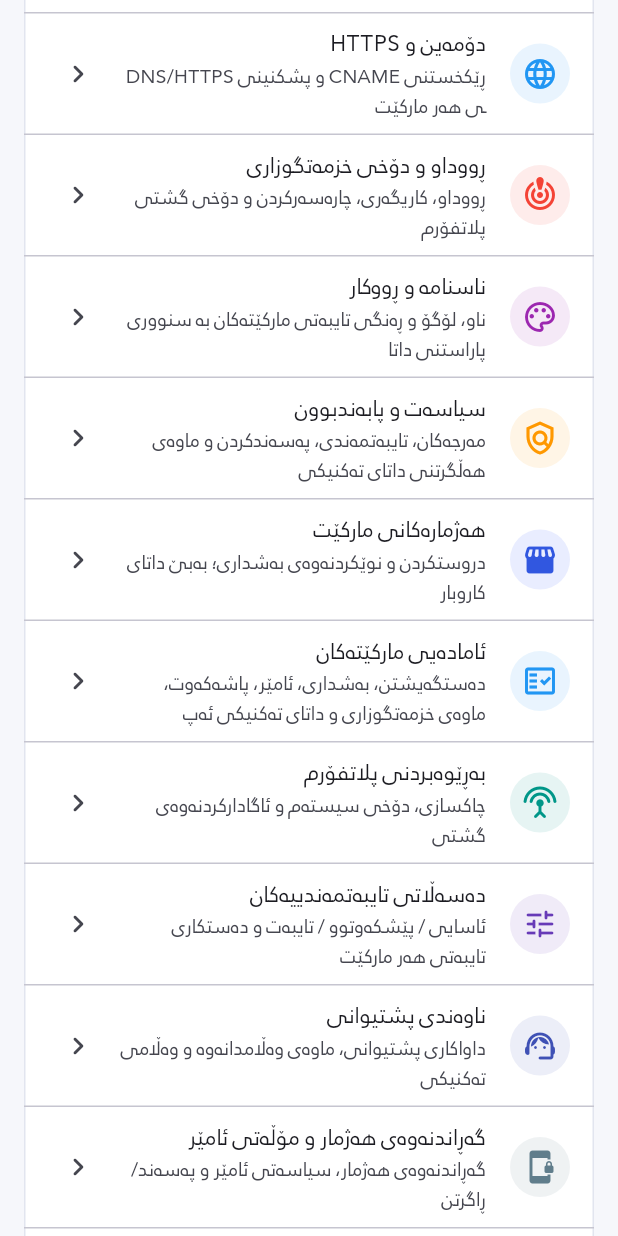
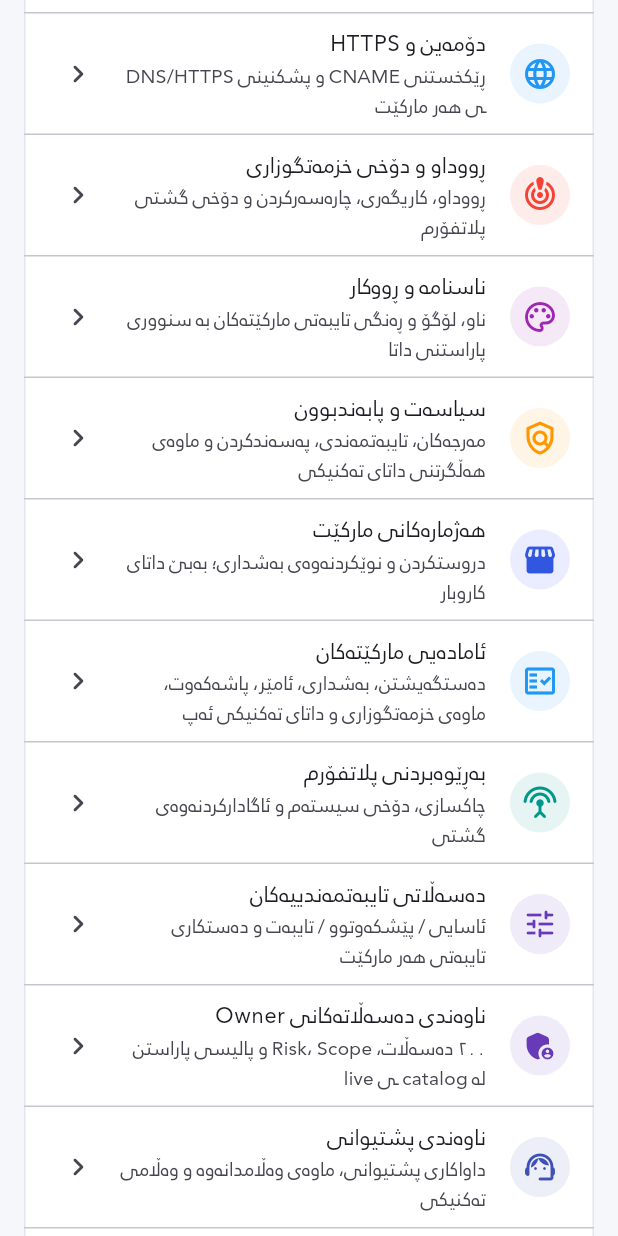
Before and after one commit to arambarzani07/zhiroxVIPuser, a Flutter app: the _OwnerHome screen opened directly with empty values, scrolled down 576 dp, on a phone screen of 412 x 824 dp. Run offline on Flutter 3.47's test engine with Material 3 defaults, Android fonts, the phone set to English and light mode, and no system bars; our stand-ins replace connectivity_plus, file_picker, flutter_image_compress, flutter_local_notifications, image_picker, pdf and 6 more; missing offline and left inert: workmanager; accounts and stored records are empty; network calls fail; statements that could not run were skipped.

Commit message:
Expose Owner permission center in dashboard

```diff
--- a/lib/screens/auth/owner_dashboard.dart
+++ b/lib/screens/auth/owner_dashboard.dart
@@ -16,6 +16,7 @@ import 'package:zhirox/screens/auth/owner_security_center_screen.dart';
 import 'package:zhirox/screens/auth/owner_support_center_screen.dart';
 import 'package:zhirox/screens/auth/owner_operations_center_screen.dart';
 import 'package:zhirox/screens/auth/owner_entitlements_center_screen.dart';
+import 'package:zhirox/screens/auth/owner_permission_center_screen.dart';
 import 'package:zhirox/screens/auth/owner_recovery_device_center_screen.dart';
 import 'package:zhirox/screens/auth/owner_backup_resilience_center_screen.dart';
 import 'package:zhirox/screens/auth/owner_readiness_center_screen.dart';
@@ -373,6 +374,28 @@ class _OwnerHome extends StatelessWidget {
                   ListTile(
                     minTileHeight: 72,
                     leading: CircleAvatar(
+                      backgroundColor: Colors.deepPurple.withValues(alpha: 0.10),
+                      child: const Icon(
+                        Icons.admin_panel_settings_rounded,
+                        color: Colors.deepPurple,
+                      ),
+                    ),
+                    title: const Text('ناوەندی دەسەڵاتەکانی Owner'),
+                    subtitle: const Text(
+                      '٢٠٠ دەسەڵات، Risk، Scope و پالیسی پاراستن لە catalog ـی live',
+                    ),
+                    trailing: const Icon(Icons.chevron_left_rounded),
+                    onTap: () => Navigator.push(
+                      context,
+                      MaterialPageRoute(
+                        builder: (_) => const OwnerPermissionCenterScreen(),
+                      ),
+                    ),
+                  ),
+                  const Divider(height: 1),
+                  ListTile(
+                    minTileHeight: 72,
+                    leading: CircleAvatar(
                       backgroundColor: Colors.indigo.withValues(alpha: 0.10),
                       child: const Icon(
                         Icons.support_agent_rounded,
```
